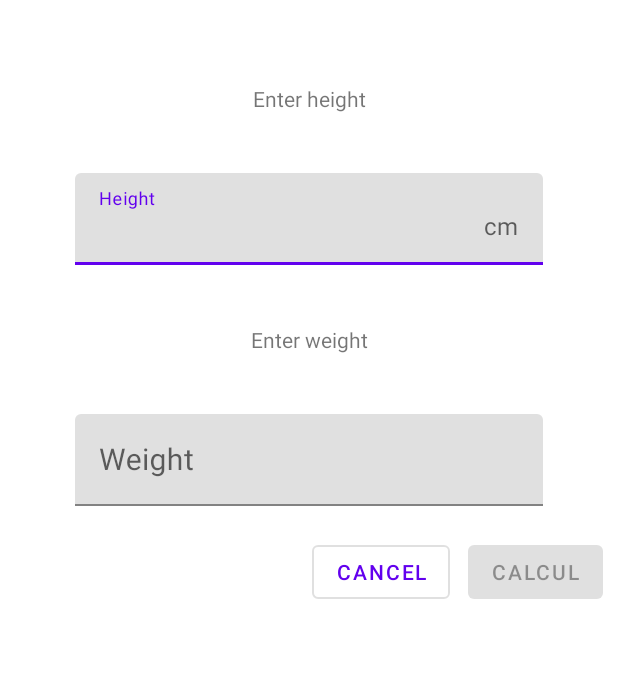
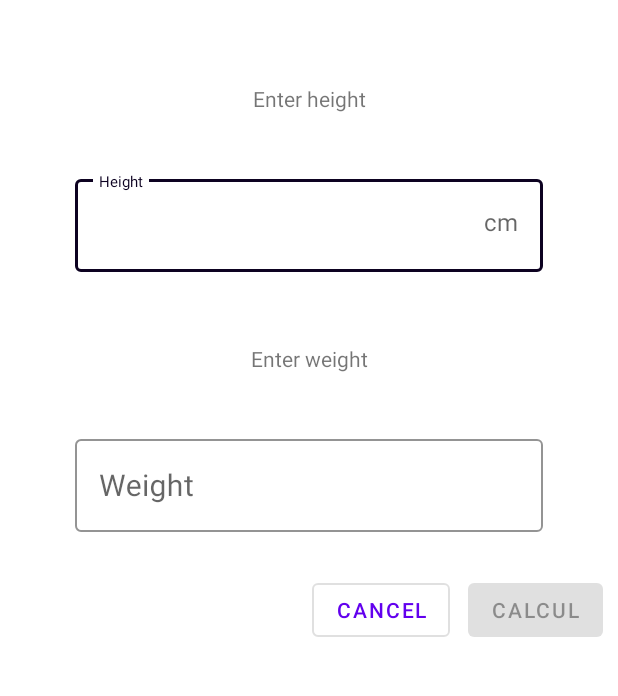
Before and after one commit to EthanUmmel/MasseCorporelle, an Android app: the screen it shows after launch (MainActivity), on a phone screen of 412 x 824 dp, the part 380-1076 px from its top. Run offline under Robolectric (Android 15) with nearby library versions, the phone set to English and light mode, and no system bars.

Commit message:
Ajout des styles

```diff
--- a/app/src/main/res/layout/activity_main.xml
+++ b/app/src/main/res/layout/activity_main.xml
@@ -57,6 +57,7 @@
 
         <com.google.android.material.textfield.TextInputLayout
             android:id="@+id/main_taille_layout"
+            style="@style/Widget.IMC.TextInputLayer.Taille"
             android:layout_width="match_parent"
             android:layout_height="wrap_content"
             android:layout_marginHorizontal="50dp"
@@ -84,11 +85,11 @@
 
         <com.google.android.material.textfield.TextInputLayout
             android:id="@+id/main_poids_layout"
+            style="@style/Widget.IMC.TextInputLayer.Poids"
             android:layout_width="match_parent"
             android:layout_height="wrap_content"
             android:layout_marginHorizontal="50dp"
-            android:hint="@string/main_hint_poids"
-            app:suffixText="kg">
+            android:hint="@string/main_hint_poids">
 
             <com.google.android.material.textfield.TextInputEditText
                 android:id="@+id/main_poids_et"
--- a/app/src/main/res/values/colors.xml
+++ b/app/src/main/res/values/colors.xml
@@ -7,4 +7,10 @@
     <color name="teal_700">#FF018786</color>
     <color name="black">#FF000000</color>
     <color name="white">#FFFFFFFF</color>
+    <color name="colorPrimary">#3F51B5</color>
+    <color name="colorPrimaryDark">#303F9F</color>
+    <color name="colorAccent">#FF4081</color>
+    <color name="colorBackGround">#f2f2f2</color>
+    <color name="textColorPrimary">#0d0221</color>
+    <color name="textInputLayoutBorder">#0d0221</color>
 </resources>
--- /dev/null
+++ b/app/src/main/res/values/styles.xml
@@ -0,0 +1,25 @@
+<?xml version="1.0" encoding="utf-8"?>
+<resources>
+    <!-- Styles des TextInput -->
+    <!-- Style pour l'input poids -->
+    <style name="Widget.IMC.TextInputLayer.Poids" parent="Widget.MaterialComponents.TextInputLayout.OutlinedBox">
+        <item name="hintTextAppearance">@style/HintText</item>
+        <item name="hintTextColor">@color/textColorPrimary</item>
+        <item name="android:paddingBottom">8dp</item>
+        <item name="boxStrokeColor">@color/textInputLayoutBorder</item>
+        <item name="suffixText">kg</item>
+    </style>
+
+    <!-- Style pour l'input taille -->
+    <style name="Widget.IMC.TextInputLayer.Taille" parent="Widget.MaterialComponents.TextInputLayout.OutlinedBox">
+        <item name="hintTextAppearance">@style/HintText</item>
+        <item name="hintTextColor">@color/textColorPrimary</item>
+        <item name="android:paddingBottom">8dp</item>
+        <item name="boxStrokeColor">@color/textInputLayoutBorder</item>
+        <item name="suffixText">cm</item>
+    </style>
+
+    <style name="HintText" type="TextAppearance.MaterialComponents.Subtitle2">
+        <item name="android:textColor">?android:attr/textColorPrimary</item>
+    </style>
+</resources>
```
